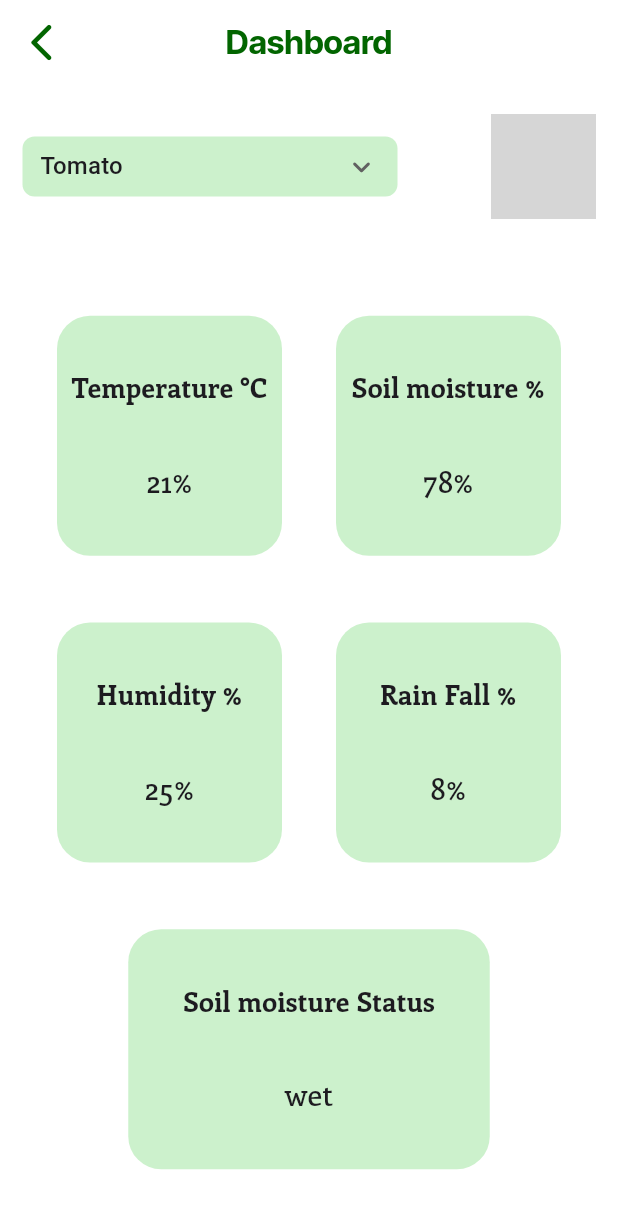
After one commit to shahdmohd/PlanTecho-Flutter, a Flutter app: the PlantDashboardWidget screen opened directly, on a phone screen of 412 x 824 dp. The commit adds this screen. Shown: the top 1209 px of the screen. Run offline on Flutter 3.47's test engine with Material 3 defaults, Android fonts, the phone set to English and light mode, and no system bars; our stand-ins replace cached_network_image, flutter_tts, google_fonts, image_picker, speech_to_text, video_player; network calls fail; grey boxes are pictures that could not be loaded.

Commit message:
new updates

```diff
--- /dev/null
+++ b/lib/HomeScreens/DashboardForPlantWidget.dart
@@ -0,0 +1,146 @@
+import 'package:flutter/material.dart';
+import 'package:google_fonts/google_fonts.dart';
+
+class PlantDashboardWidget extends StatelessWidget {
+  const PlantDashboardWidget({super.key});
+
+  @override
+  Widget build(BuildContext context) {
+    return Scaffold(
+      backgroundColor: Colors.white,
+      appBar: AppBar(
+        backgroundColor: Colors.white,
+        automaticallyImplyLeading: false,
+        leading: IconButton(
+          icon: const Icon(
+            Icons.arrow_back_ios_rounded,
+            color: Color(0xFF026500),
+            size: 30,
+          ),
+          onPressed: () => Navigator.pop(context),
+        ),
+        title: Text(
+          'Dashboard',
+          style: GoogleFonts.interTight(
+            color: const Color(0xFF026500),
+            fontSize: 22,
+            fontWeight: FontWeight.bold,
+          ),
+        ),
+        centerTitle: true,
+        elevation: 0,
+      ),
+      body: SafeArea(
+        child: Column(
+          children: [
+            // Plant selector and image
+            Container(
+              padding: const EdgeInsets.symmetric(horizontal: 15, vertical: 20),
+              child: Row(
+                mainAxisAlignment: MainAxisAlignment.spaceBetween,
+                children: [
+                  // Dropdown menu
+                  Container(
+                    width: 250,
+                    height: 40,
+                    padding: const EdgeInsets.symmetric(horizontal: 12),
+                    decoration: BoxDecoration(
+                      color: const Color(0xFFCCF1CC),
+                      borderRadius: BorderRadius.circular(8),
+                    ),
+                    child: DropdownButton<String>(
+                      value: 'Tomato',
+                      icon: const Icon(Icons.keyboard_arrow_down_rounded),
+                      isExpanded: true,
+                      underline: const SizedBox(),
+                      items: ['Tomato', 'Option 2', 'Option 3'].map((String value) {
+                        return DropdownMenuItem<String>(
+                          value: value,
+                          child: Text(value),
+                        );
+                      }).toList(),
+                      onChanged: (value) {},
+                    ),
+                  ),
+
+                  // Plant image
+                  ClipRRect(
+                    borderRadius: BorderRadius.circular(8),
+                    child: Image.network(
+                      'https://images.unsplash.com/photo-1582284540020-8acbe03f4924?crop=entropy&cs=tinysrgb&fit=max&fm=jpg&ixid=M3w0NTYyMDF8MHwxfHNlYXJjaHwyfHxUb21hdG98ZW58MHx8fHwxNzQ0MTQ3MTc4fDA&ixlib=rb-4.0.3&q=80&w=1080',
+                      width: 70,
+                      height: 70,
+                      fit: BoxFit.cover,
+                    ),
+                  ),
+                ],
+              ),
+            ),
+
+            // Plant stats
+            Expanded(
+              child: Padding(
+                padding: const EdgeInsets.symmetric(horizontal: 20),
+                child: Column(
+                  mainAxisAlignment: MainAxisAlignment.spaceEvenly,
+                  children: [
+                    // First row of stats
+                    Row(
+                      mainAxisAlignment: MainAxisAlignment.spaceAround,
+                      children: [
+                        _buildStatCard('Temperature °C', '21%'),
+                        _buildStatCard('Soil moisture %', '78%'),
+                      ],
+                    ),
+
+                    // Second row of stats
+                    Row(
+                      mainAxisAlignment: MainAxisAlignment.spaceAround,
+                      children: [
+                        _buildStatCard('Humidity %', '25%'),
+                        _buildStatCard('Rain Fall %', '8%'),
+                      ],
+                    ),
+
+                    // Single wide stat card
+                    _buildStatCard('Soil moisture Status', 'wet', width: 241),
+                  ],
+                ),
+              ),
+            ),
+          ],
+        ),
+      ),
+    );
+  }
+
+  Widget _buildStatCard(String title, String value, {double? width}) {
+    return Container(
+      width: width ?? 150,
+      height: 160,
+      decoration: BoxDecoration(
+        color: const Color(0xFFCCF1CC),
+        borderRadius: BorderRadius.circular(22),
+      ),
+      child: Column(
+        mainAxisAlignment: MainAxisAlignment.spaceEvenly,
+        children: [
+          Text(
+            title,
+            style: GoogleFonts.enriqueta(
+              fontSize: 18,
+              fontWeight: FontWeight.w800,
+            ),
+          ),
+          Text(
+            value,
+            style: GoogleFonts.enriqueta(
+              fontSize: 20,
+              fontWeight: FontWeight.w500,
+            ),
+          ),
+        ],
+      ),
+    );
+  }
+}
--- a/lib/HomeScreens/home_page_main.dart
+++ b/lib/HomeScreens/home_page_main.dart
@@ -1,3 +1,5 @@
+// ignore_for_file: unused_import
+
 import 'package:flutter/material.dart';
 import 'package:google_fonts/google_fonts.dart';
 import 'package:graduation_project/HomeScreens/HomepageAITools.dart';
@@ -7,7 +9,7 @@ import 'package:graduation_project/HomeScreens/ProfilePage.dart';
 import 'package:cached_network_image/cached_network_image.dart';
 import 'package:graduation_project/HomeScreens/SettingsPage.dart';
 import 'package:graduation_project/PlantData/CreateNewPlant.dart';
-
+import "package:graduation_project/HomeScreens/DashboardForPlantWidget.dart";
 class HomePageMainWidget extends StatefulWidget {
   const HomePageMainWidget({super.key});
 
@@ -24,7 +26,7 @@ class _HomePageMainWidgetState extends State<HomePageMainWidget> {
   final List<Widget> _pages = [
     const HomeContent(),
     const ProfilePage(),
-    const ChatbotWidget(),
+    const PlantDashboardWidget(),
     const SettingsPage(),
   ];
 
@@ -125,7 +127,7 @@ class _HomePageMainWidgetState extends State<HomePageMainWidget> {
       case 1:
         return 'Profile';
       case 2:
-        return 'Chat';
+        return 'Dashboard';
       default:
         return '';
     }
@@ -151,8 +153,8 @@ class _HomePageMainWidgetState extends State<HomePageMainWidget> {
           label: 'Profile',
         ),
         BottomNavigationBarItem(
-          icon: Icon(Icons.chat),
-          label: 'Chat',
+          icon: Icon(Icons.eco), // Plant icon
+          label: 'Dashboard',
         ),
         BottomNavigationBarItem(
           icon: Icon(Icons.settings),
```
